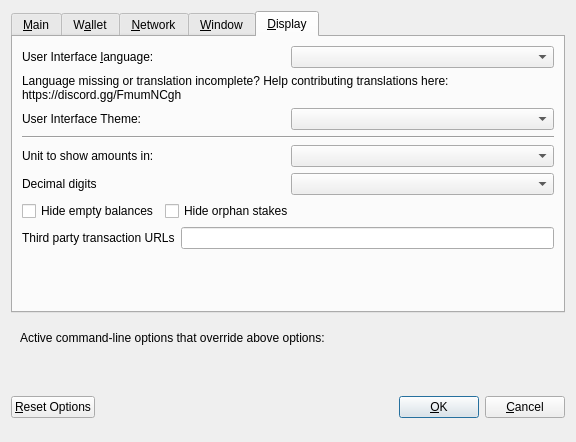
Old version of the form src/qt/forms/optionsdialog.ui in the repository rigvid-dev/rigvid.
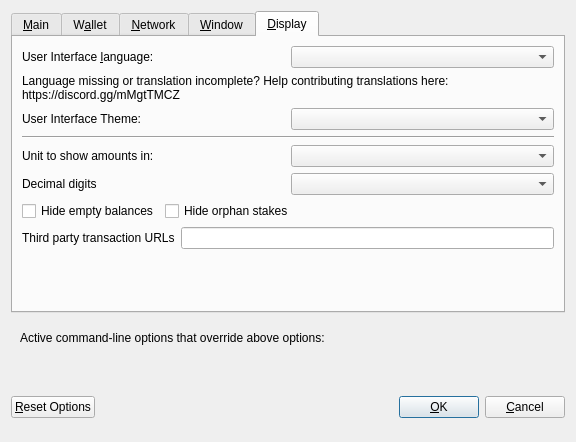
New version of the form. The open tabs and pages were chosen to show the change. Custom widgets are drawn as their Qt base class.

Commit message: discord link

Diff of the .ui file:
```diff
--- a/src/qt/forms/optionsdialog.ui
+++ b/src/qt/forms/optionsdialog.ui
@@ -533,7 +533,7 @@
          </property>
          <property name="text">
           <string>Language missing or translation incomplete? Help contributing translations here:
-https://discord.gg/FmumNCgh</string>
+https://discord.gg/mMgtTMCZ</string>
          </property>
          <property name="wordWrap">
           <bool>true</bool>
```
The commit also changes 18 other files.
